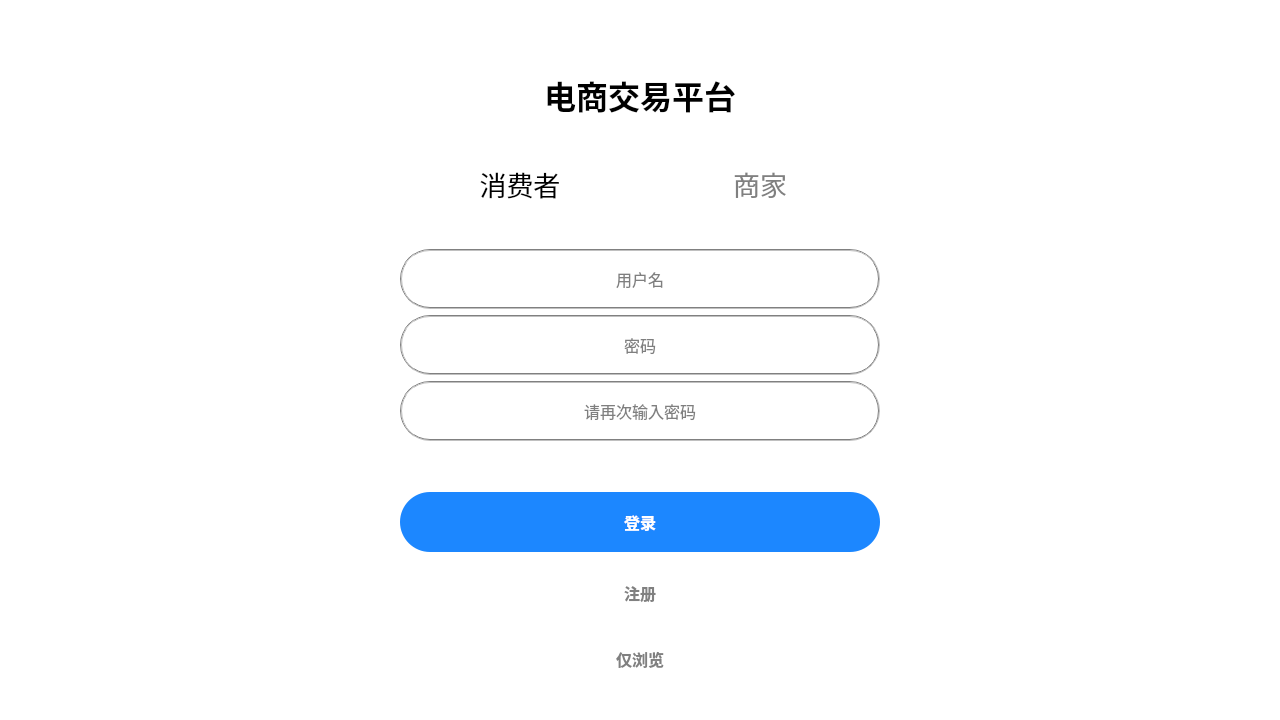
Old version of the form widget.ui in the repository Jraaay/E-Commerce-Platform.
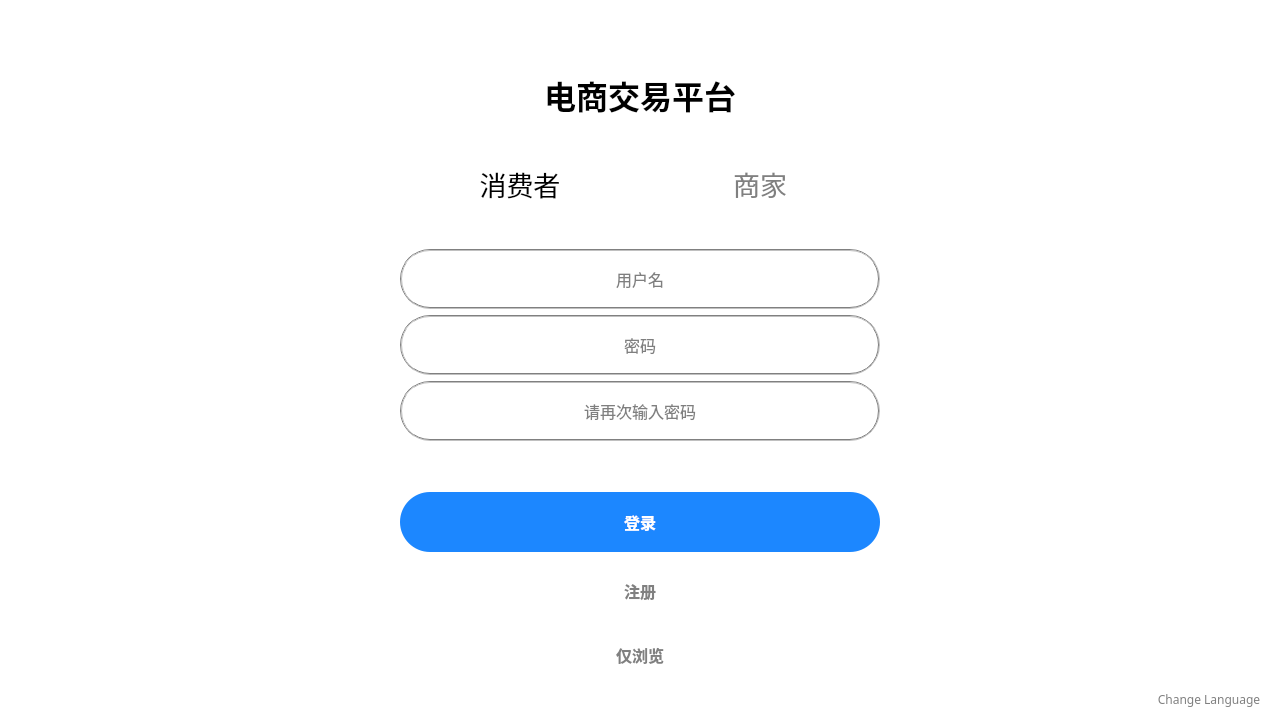
New version of the form. Icons and pictures are not drawn.

```diff
--- a/widget.ui
+++ b/widget.ui
@@ -444,6 +444,43 @@
          </property>
         </widget>
        </item>
+       <item>
+        <spacer name="verticalSpacer_7">
+         <property name="orientation">
+          <enum>Qt::Vertical</enum>
+         </property>
+         <property name="sizeHint" stdset="0">
+          <size>
+           <width>20</width>
+           <height>40</height>
+          </size>
+         </property>
+        </spacer>
+       </item>
+       <item alignment="Qt::AlignRight|Qt::AlignBottom">
+        <widget class="QPushButton" name="language">
+         <property name="minimumSize">
+          <size>
+           <width>120</width>
+           <height>20</height>
+          </size>
+         </property>
+         <property name="font">
+          <font>
+           <family>微软雅黑</family>
+          </font>
+         </property>
+         <property name="cursor">
+          <cursorShape>PointingHandCursor</cursorShape>
+         </property>
+         <property name="styleSheet">
+          <string notr="true">background-color: rgb(255,255,255);border:none;border-radius:30px;padding: -1;color:gray</string>
+         </property>
+         <property name="text">
+          <string>Change Language</string>
+         </property>
+        </widget>
+       </item>
        <item>
         <spacer name="verticalSpacer_5">
          <property name="orientation">
```
Left out of the diff: 4 changed lines with no effect on the pictures.
